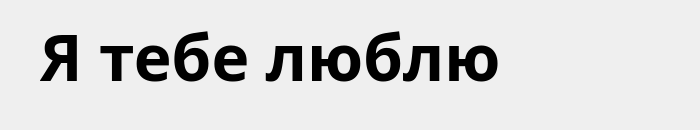
Qt form second_window.ui (centroparotjag/Sofia-weather-QT) before a commit.
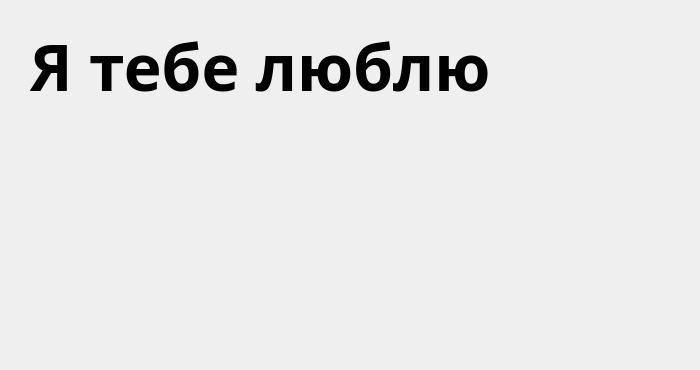
The same form after that commit. Icons and pictures are not drawn.

The edit to the form file:
```diff
--- a/second_window.ui
+++ b/second_window.ui
@@ -10,19 +10,19 @@
     <x>0</x>
     <y>0</y>
     <width>700</width>
-    <height>130</height>
+    <height>370</height>
    </rect>
   </property>
   <property name="minimumSize">
    <size>
     <width>700</width>
-    <height>130</height>
+    <height>370</height>
    </size>
   </property>
   <property name="maximumSize">
    <size>
     <width>700</width>
-    <height>130</height>
+    <height>370</height>
    </size>
   </property>
   <property name="windowTitle">
@@ -37,8 +37,8 @@
   <widget class="QLabel" name="label_2">
    <property name="geometry">
     <rect>
-     <x>40</x>
-     <y>0</y>
+     <x>30</x>
+     <y>10</y>
      <width>641</width>
      <height>111</height>
     </rect>
@@ -55,6 +55,27 @@
     <string>Я тебе люблю</string>
    </property>
   </widget>
+  <widget class="QLabel" name="label">
+   <property name="geometry">
+    <rect>
+     <x>130</x>
+     <y>90</y>
+     <width>391</width>
+     <height>281</height>
+    </rect>
+   </property>
+   <property name="layoutDirection">
+    <enum>Qt::LeftToRight</enum>
+   </property>
+   <property name="text">
+    <string/>
+   </property>
+   <property name="pixmap">
+    <pixmap resource="res.qrc">:/res/image/kat.png</pixmap>
+   </property>
+  </widget>
+  <zorder>label</zorder>
+  <zorder>label_2</zorder>
  </widget>
  <resources/>
  <connections/>
```
Left out of the diff: 6 changed lines with no effect on the pictures.
